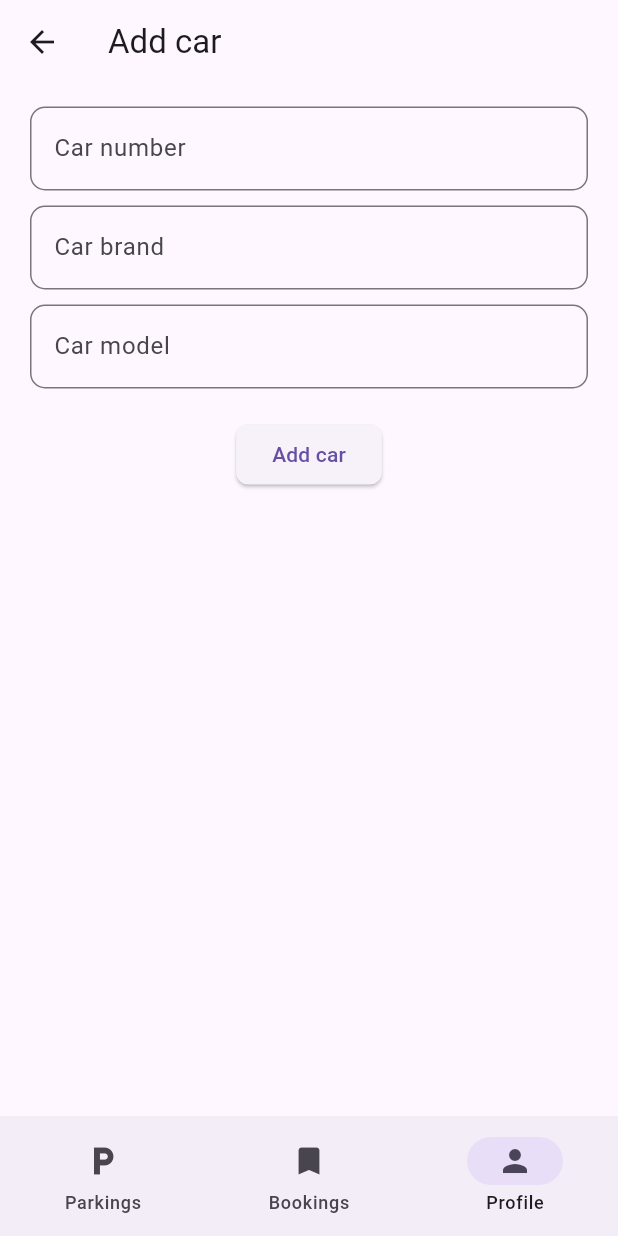
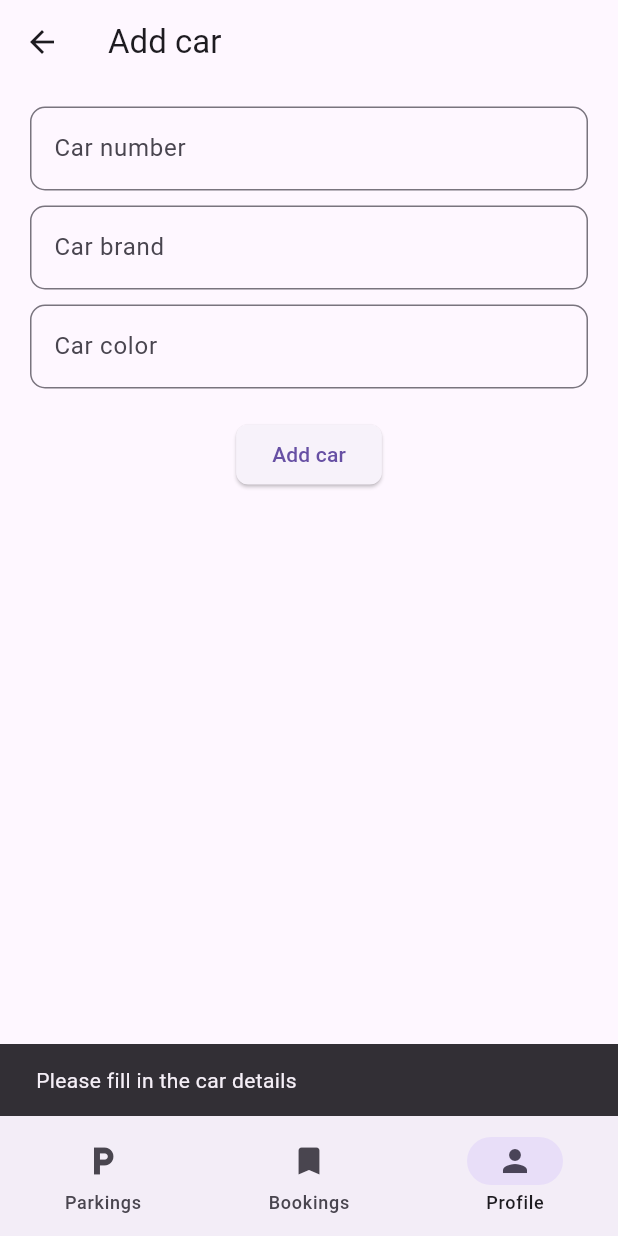
Before and after one commit to padjal/park-and-fly-mobile-client, a Flutter app: the AddcarView screen opened by its route, after a tap on "Add car", on a phone screen of 412 x 824 dp. Run offline on Flutter 3.47's test engine with Material 3 defaults, Android fonts, the phone set to English and light mode, and no system bars; our stand-ins replace carousel_slider, flutter_hooks, flutter_riverpod, go_router, hooks_riverpod, permission_handler; missing offline and left inert: flutter_osm_plugin.

```diff
--- a/src/lib/data/repositories/ParkingRepository.dart
+++ /dev/null
@@ -1,6 +0,0 @@
-import '../../models/parking.dart';
-
-abstract class ParkingRepository{
-  Future<List<Parking>> getParkings();
-  Future<Parking> getParking(int id);
-}
--- /dev/null
+++ b/src/lib/data/repositories/car_repository.dart
@@ -0,0 +1,36 @@
+import 'package:flutter_riverpod/flutter_riverpod.dart';
+import 'package:park_and_fly/models/car.dart';
+
+abstract class CarRepository{
+  Future<List<Car>> getCars();
+  Future<bool> addCar(Car car);
+}
+
+class CarRepositoryImpl implements CarRepository{
+  final cars = [
+    Car('CA4534HT', 'Red', 'RAV4'),
+    Car('CA4534HT', 'Red', 'RAV4'),
+    Car('CA4534HT', 'Red', 'RAV4'),
+    Car('CA4534HT', 'Red', 'RAV4'),
+    Car('CA4534HT', 'Red', 'RAV4'),
+  ];
+
+  @override
+    Future<List<Car>> getCars() async{
+      await Future.delayed(Duration(seconds: 1));
+
+      return cars;
+  }
+
+  @override
+  Future<bool> addCar(Car car) async {
+    await Future.delayed(const Duration(seconds: 1));
+
+    cars.add(car);
+
+    return true;
+  }
+
+}
+
+final carsRepositoryProvider = Provider<CarRepository>((ref) => CarRepositoryImpl());
--- a/src/lib/models/car.dart
+++ b/src/lib/models/car.dart
@@ -1,7 +1,7 @@
 class Car{
-  final String carNumber;
-  final String Color;
-  final String type;
+  String carNumber;
+  String color;
+  String type;
 
-  Car(this.carNumber, this.Color, this.type);
+  Car(this.carNumber, this.color, this.type);
 }
--- /dev/null
+++ b/src/lib/providers/cars_provider.dart
@@ -0,0 +1,24 @@
+import 'package:flutter/cupertino.dart';
+import 'package:flutter_riverpod/flutter_riverpod.dart';
+import 'package:park_and_fly/data/repositories/car_repository.dart';
+
+import '../models/car.dart';
+
+// class CarsProvider with ChangeNotifier{
+//   final CarRepository _carRepository;
+//
+//   CarsProvider(this._carRepository);
+//
+//   List<Car> _cars = [];
+//
+//   List<Car> get cars => _cars;
+//
+//   Future<void> fetchCars() async {
+//     _cars = await _carRepository.getCars();
+//     notifyListeners();
+//   }
+// }
+
+final carsProvider = FutureProvider<List<Car>>((ref) async {
+  return ref.read(carsRepositoryProvider).getCars();
+});
--- a/src/lib/ui/views/addcar_view.dart
+++ b/src/lib/ui/views/addcar_view.dart
@@ -1,9 +1,19 @@
+import 'dart:developer';
+
 import 'package:flutter/cupertino.dart';
 import 'package:flutter/material.dart';
+import 'package:flutter_hooks/flutter_hooks.dart';
+import 'package:flutter_riverpod/flutter_riverpod.dart';
+import 'package:hooks_riverpod/hooks_riverpod.dart';
+import 'package:park_and_fly/data/repositories/car_repository.dart';
+import 'package:park_and_fly/models/car.dart';
 
-class AddcarView extends StatelessWidget{
+class AddcarView extends HookConsumerWidget {
   @override
-  Widget build(BuildContext context) {
+  Widget build(BuildContext context, WidgetRef ref) {
+    final carsRepository = ref.watch(carsRepositoryProvider);
+    var car = useState<Car>(Car('', '', ''));
+
     return Scaffold(
       appBar: AppBar(
         title: Text('Add car'),
@@ -19,30 +29,84 @@ class AddcarView extends StatelessWidget{
             // ),
             Padding(
               padding: const EdgeInsets.symmetric(vertical: 5.0),
-              child: TextField(
-                decoration: const InputDecoration(hintText: 'Car number',
-                    border: OutlineInputBorder(borderRadius: BorderRadius.all(Radius.circular(10.0)))),
+              child: TextFormField(
+                autovalidateMode: AutovalidateMode.onUserInteraction,
+                onChanged: (value) {
+                  car.value.carNumber = value;
+                },
+                validator: (text) {
+                  log(text!);
+                  if (text == null || text.isEmpty) {
+                    return 'Text is empty';
+                  }
+                  return null;
+                },
+                decoration: const InputDecoration(
+                    hintText: 'Car number',
+                    border: OutlineInputBorder(
+                        borderRadius: BorderRadius.all(Radius.circular(10.0)))),
               ),
             ),
             Padding(
               padding: const EdgeInsets.symmetric(vertical: 5.0),
-              child: TextField(
-                decoration: const InputDecoration(hintText: 'Car brand',
-                    border: OutlineInputBorder(borderRadius: BorderRadius.all(Radius.circular(10.0)))),
+              child: TextFormField(
+                autovalidateMode: AutovalidateMode.onUserInteraction,
+                onChanged: (value) {
+                  car.value.type = value;
+                },
+                validator: (text) {
+                  log(text!);
+                  if (text == null || text.isEmpty) {
+                    return 'Text is empty';
+                  }
+                  return null;
+                },
+                decoration: const InputDecoration(
+                    hintText: 'Car brand',
+                    border: OutlineInputBorder(
+                        borderRadius: BorderRadius.all(Radius.circular(10.0)))),
               ),
             ),
             Padding(
               padding: const EdgeInsets.symmetric(vertical: 5.0),
-              child: TextField(
-                decoration: const InputDecoration(hintText: 'Car model',
-                    border: OutlineInputBorder(borderRadius: BorderRadius.all(Radius.circular(10.0)))),
+              child: TextFormField(
+                autovalidateMode: AutovalidateMode.onUserInteraction,
+                onChanged: (value) {
+                  car.value.color = value;
+                },
+                validator: (text) {
+                  log(text!);
+                  if (text == null || text.isEmpty) {
+                    return 'Text is empty';
+                  }
+                  return null;
+                },
+                decoration: const InputDecoration(
+                    hintText: 'Car color',
+                    border: OutlineInputBorder(
+                        borderRadius: BorderRadius.all(Radius.circular(10.0)))),
               ),
             ),
             Padding(
               padding: EdgeInsets.symmetric(vertical: 15.0),
               child: Expanded(
                 child: ElevatedButton(
-                  onPressed: () => {},
+                  onPressed: () async {
+                    if(car.value.type == null || car.value.type.isEmpty||
+                        car.value.carNumber == null || car.value.carNumber.isEmpty ||
+                        car.value.color == null || car.value.color.isEmpty){
+                      ScaffoldMessenger.of(context).showSnackBar(SnackBar(content: Text('Please fill in the car details')));
+                      return;
+                    }
+
+                    var result = await carsRepository.addCar(car.value);
+
+                    if(result){
+                      ScaffoldMessenger.of(context).showSnackBar(SnackBar(content: Text('Car added successfully')));
+                    }else{
+                      ScaffoldMessenger.of(context).showSnackBar(SnackBar(content: Text('Could not add car')));
+                    }
+                  },
                   child: const Text('Add car'),
                   style: ElevatedButton.styleFrom(
                     shape: RoundedRectangleBorder(
@@ -56,5 +120,4 @@ class AddcarView extends StatelessWidget{
       ),
     );
   }
-
 }
--- a/src/lib/ui/views/profile_view.dart
+++ b/src/lib/ui/views/profile_view.dart
@@ -2,20 +2,24 @@ import 'package:flutter/material.dart';
 import 'package:flutter/src/widgets/framework.dart';
 import 'package:flutter_riverpod/flutter_riverpod.dart';
 import 'package:go_router/go_router.dart';
+import 'package:park_and_fly/data/repositories/car_repository.dart';
+import 'package:park_and_fly/providers/cars_provider.dart';
 import 'package:park_and_fly/ui/components/cars_listview.dart';
 
 import '../../models/car.dart';
 
 class ProfileView extends ConsumerWidget {
-  var cars = [
-    Car('CA6754FT', 'red', 'Rav4'),
-    Car('CA6754FT', 'red', 'Rav4'),
-    Car('CA6754FT', 'red', 'Rav4'),
-    Car('CA6754FT', 'red', 'Rav4'),
-  ];
+  // var cars = [
+  //   Car('CA6754FT', 'red', 'Rav4'),
+  //   Car('CA6754FT', 'red', 'Rav4'),
+  //   Car('CA6754FT', 'red', 'Rav4'),
+  //   Car('CA6754FT', 'red', 'Rav4'),
+  // ];
 
   @override
   Widget build(BuildContext context, WidgetRef ref) {
+    final cars = ref.watch(carsProvider);
+
     return Scaffold(
       appBar: AppBar(
         title: Text("My Profile"),
@@ -58,7 +62,10 @@ class ProfileView extends ConsumerWidget {
             const Text('Cars', style: TextStyle(
               fontSize: 25
             ),),
-            CarsListView(cars: cars)
+            cars.when(data: (carsData) => CarsListView(cars: carsData,), error: (object, stacktrace) => Text('${stacktrace.toString()}'), loading: () => Center(
+              child: CircularProgressIndicator(),
+            )),
+            //CarsListView(cars: cars)
           ],
         ),
       ),
--- a/src/lib/viewModels/map_viewmodel.dart
+++ /dev/null
@@ -1,5 +0,0 @@
-import 'package:flutter/cupertino.dart';
-
-class MapViewmodel extends ChangeNotifier{
-
-}
--- a/src/pubspec.yaml
+++ b/src/pubspec.yaml
@@ -46,6 +46,8 @@ dependencies:
   flutter_osm_plugin: ^0.42.0
   permission_handler: ^10.4.5
   carousel_slider: ^4.2.1
+  flutter_hooks: ^0.20.5
+  hooks_riverpod: ^2.5.1
 
 dev_dependencies:
   flutter_test:
```
Also changed, not shown: src/lib/data/repositories/parking_repository.dart (added, +21 -0 lines), src/lib/viewModels/RegisterViewModel.dart (deleted, +0 -10 lines), src/pubspec.lock.
